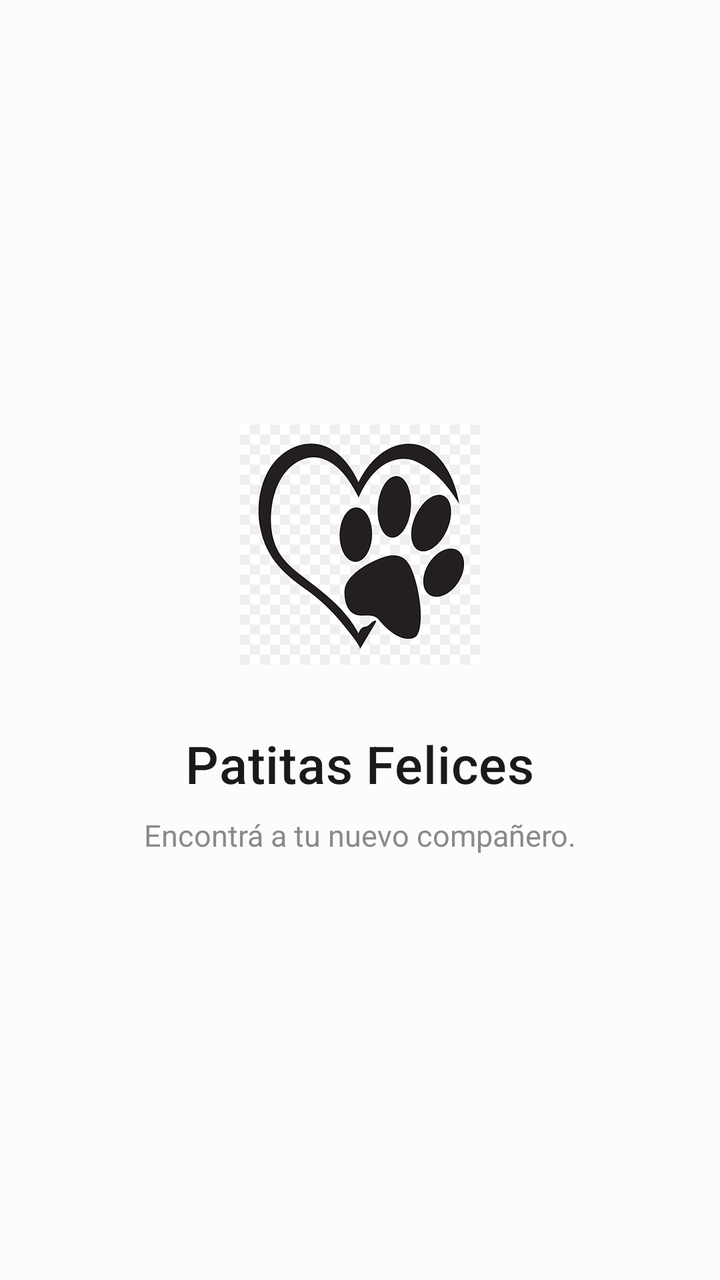
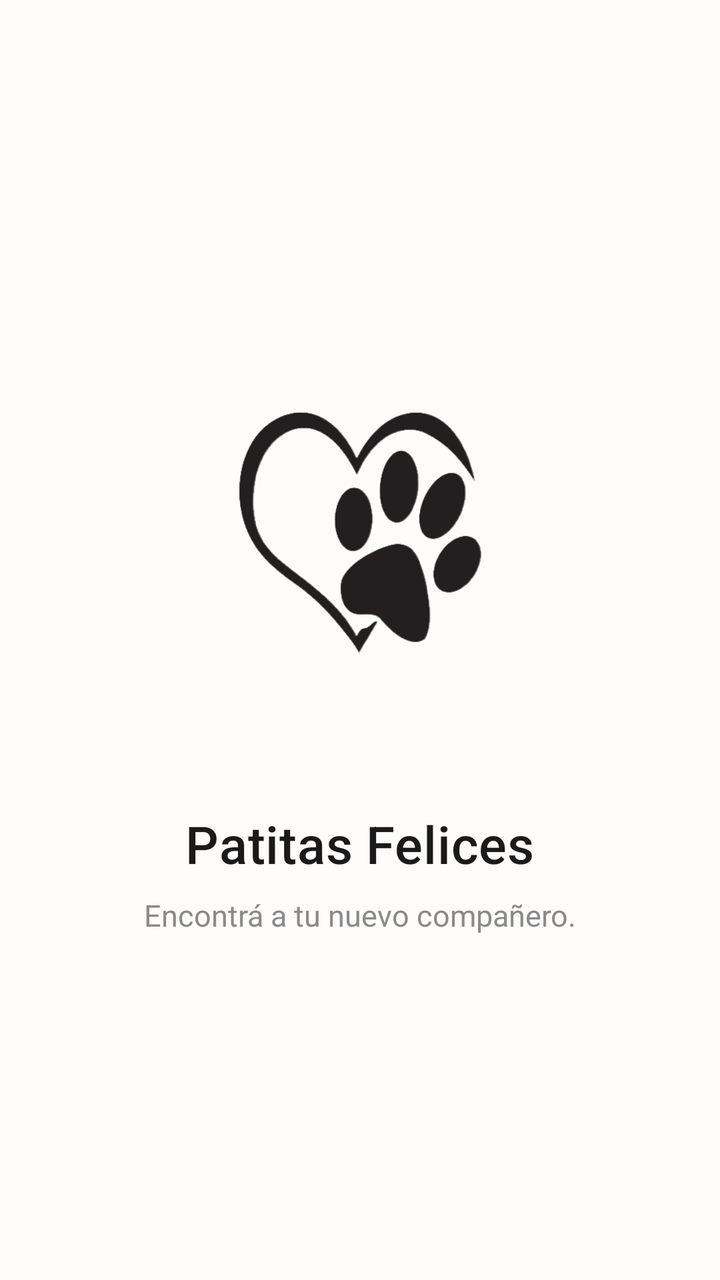

Screens rendered from an Android XML layout before and after an edit, with the pre-edit source and the edit as a unified diff.
<!-- AndroidManifest.xml: application theme Theme.Parcial1amacn4avdifilippopineruavilca -->
<!-- res/layout/activity_main.xml -->
<?xml version="1.0" encoding="utf-8"?>
<androidx.constraintlayout.widget.ConstraintLayout
    xmlns:android="http://schemas.android.com/apk/res/android"
    xmlns:app="http://schemas.android.com/apk/res-auto"
    xmlns:tools="http://schemas.android.com/tools"
    android:id="@+id/main"
    android:layout_width="match_parent"
    android:layout_height="match_parent"
    android:background="@color/background"
    android:padding="32dp"
    tools:context=".MainActivity">

    <LinearLayout
        android:layout_width="wrap_content"
        android:layout_height="wrap_content"
        android:orientation="vertical"
        android:gravity="center"
        app:layout_constraintTop_toTopOf="parent"
        app:layout_constraintBottom_toBottomOf="parent"
        app:layout_constraintStart_toStartOf="parent"
        app:layout_constraintEnd_toEndOf="parent">

        <ImageView
            android:id="@+id/logo"
            android:layout_width="120dp"
            android:layout_height="120dp"
            android:contentDescription="@string/logo_description"
            android:src="@drawable/logo" />

        <TextView
            android:id="@+id/app_name"
            android:layout_width="wrap_content"
            android:layout_height="wrap_content"
            android:layout_marginTop="32dp"
            android:text="@string/app_name"
            android:textSize="26sp"
            android:fontFamily="sans-serif-medium"
            android:textColor="@color/text_primary"
            android:letterSpacing="0.01" />

        <TextView
            android:id="@+id/app_description"
            android:layout_width="wrap_content"
            android:layout_height="wrap_content"
            android:layout_marginTop="8dp"
            android:gravity="center"
            android:text="@string/app_description"
            android:textSize="15sp"
            android:fontFamily="sans-serif"
            android:textColor="@color/text_secondary"
            android:lineSpacingExtra="2dp" />

    </LinearLayout>

</androidx.constraintlayout.widget.ConstraintLayout>
<!-- resources referenced by this layout -->
<resources>
  <color name="background">#FDFCFB</color>
  <color name="text_primary">#1A1A1A</color>
  <color name="text_secondary">#8A8A8A</color>
  <!-- drawable logo: png bitmap (drawable, 6409 bytes) -->
  <string name="app_description">Encontrá a tu nuevo compañero.</string>
  <string name="app_name">Patitas Felices</string>
  <string name="logo_description">Logo de Patitas Felices</string>
  <style name="Theme.Parcial1amacn4avdifilippopineruavilca" parent="Base.Theme.Parcial1amacn4avdifilippopineruavilca" />
  <style name="Base.Theme.Parcial1amacn4avdifilippopineruavilca" parent="Theme.Material3.DayNight.NoActionBar">
          <item name="colorPrimary">@color/accent</item>
          <item name="android:windowBackground">@color/background</item>
          <item name="android:statusBarColor">@color/background</item>
          <item name="android:windowLightStatusBar">true</item>
      </style>
  <color name="accent">#7C5CFC</color>
</resources>

<!-- the commit's change to res/layout/activity_main.xml (unified diff, before → after) -->
@@ -22,8 +22,8 @@
 
         <ImageView
             android:id="@+id/logo"
-            android:layout_width="120dp"
-            android:layout_height="120dp"
+            android:layout_width="200dp"
+            android:layout_height="200dp"
             android:contentDescription="@string/logo_description"
             android:src="@drawable/logo" />
 
<!-- resource entries referenced after the edit -->
@@ -3,7 +3,7 @@
   <color name="background">#FDFCFB</color>
   <color name="text_primary">#1A1A1A</color>
   <color name="text_secondary">#8A8A8A</color>
-  <!-- drawable logo: png bitmap (drawable, 6409 bytes) -->
+  <!-- drawable logo: jpg bitmap (drawable, 410005 bytes) -->
   <string name="app_description">Encontrá a tu nuevo compañero.</string>
   <string name="app_name">Patitas Felices</string>
   <string name="logo_description">Logo de Patitas Felices</string>
